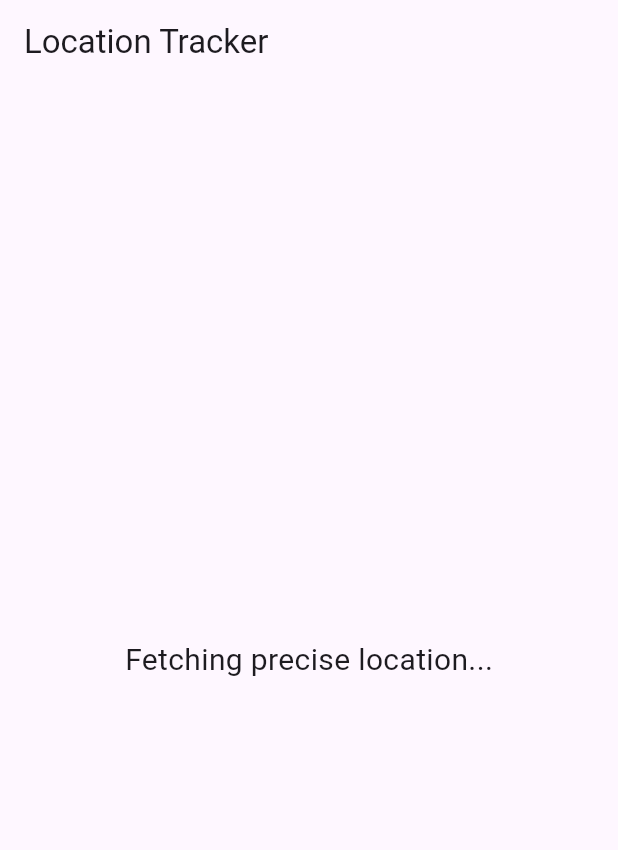
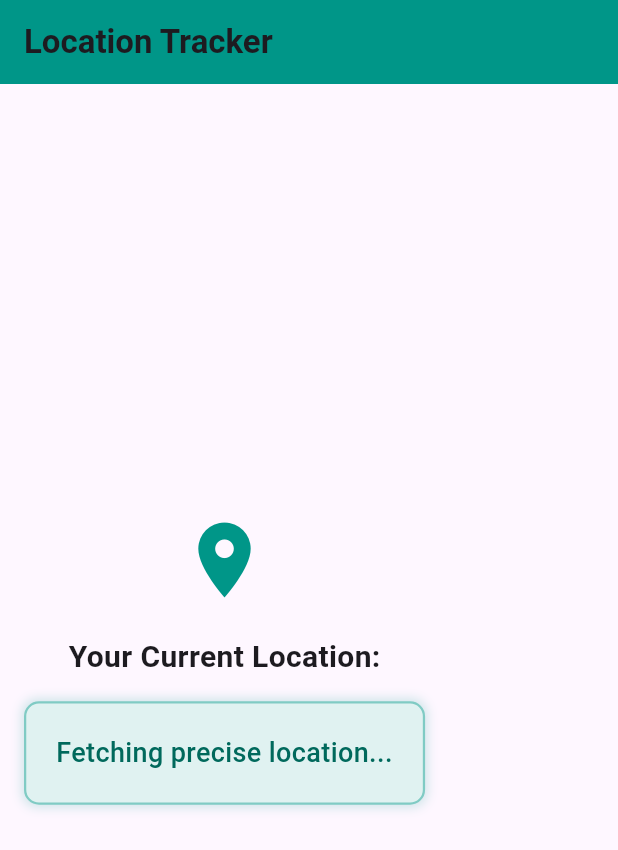
Before and after one commit to Satyajeet-Das/LTS-Prisoner, a Flutter app: the LocationTrackingScreen screen opened directly, on a phone screen of 412 x 824 dp. Shown: the top 850 px of the screen. Run offline on Flutter 3.47's test engine with Material 3 defaults, Android fonts, the light colour scheme and no system bars; our stand-ins replace flutter_dotenv, geolocator, shared_preferences, socket_io_client; missing offline and left inert: dart:ffi, flutter_background; accounts and stored records are empty; network calls fail.

Commit message:
feat: made UI better

```diff
--- a/lib/Live.dart
+++ b/lib/Live.dart
@@ -24,7 +24,8 @@ import 'PrisonerListPage.dart';
 //   }
 // }
 
-String apiUrl = dotenv.env['API_URL'] ?? '';
+String apiUrl =
+    'https://zn3lffjl-7000.inc1.devtunnels.ms';
 
 class LocationTrackingScreen extends StatefulWidget {
   @override
@@ -51,15 +52,66 @@ class _LocationTrackingScreenState extends State<LocationTrackingScreen> {
   @override
   Widget build(BuildContext context) {
     return Scaffold(
-      appBar: AppBar(title: Text("Location Tracker")),
-      body: Center(
-        child: Text(
-          _currentPosition,
-          style: TextStyle(fontSize: 20),
+      appBar: AppBar(
+        title: Text(
+          "Location Tracker",
+          style: TextStyle(fontWeight: FontWeight.bold),
+        ),
+        backgroundColor: Colors.teal,
+      ),
+      body: Padding(
+        padding: const EdgeInsets.all(16.0),
+        child: Column(
+          mainAxisAlignment: MainAxisAlignment.center,
+          crossAxisAlignment: CrossAxisAlignment.center,
+          children: [
+            Icon(
+              Icons.location_on,
+              color: Colors.teal,
+              size: 60,
+            ),
+            SizedBox(height: 20),
+            Text(
+              "Your Current Location:",
+              style: TextStyle(
+                fontSize: 20,
+                fontWeight: FontWeight.w600,
+              ),
+            ),
+            SizedBox(height: 15),
+            Container(
+              padding: EdgeInsets.all(20),
+              decoration: BoxDecoration(
+                color: Colors.teal.shade50,
+                borderRadius: BorderRadius.circular(10),
+                border: Border.all(
+                  color: Colors.teal.shade200,
+                  width: 1.5,
+                ),
+                boxShadow: [
+                  BoxShadow(
+                    color: Colors.teal.withOpacity(0.2),
+                    blurRadius: 6,
+                    spreadRadius: 1,
+                  ),
+                ],
+              ),
+              child: Text(
+                _currentPosition,
+                textAlign: TextAlign.center,
+                style: TextStyle(
+                  fontSize: 18,
+                  color: Colors.teal.shade800,
+                  fontWeight: FontWeight.w500,
+                ),
+              ),
+            ),
+          ],
         ),
       ),
     );
   }
+
 
   @override
   void dispose() {
```
Also changed, not shown: lib/PrisonerListPage.dart (+87 -11 lines), 6 other files.
